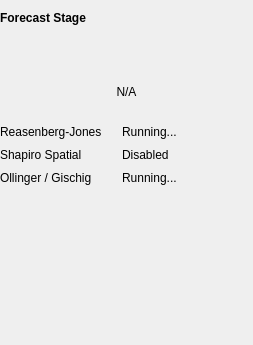
Old version of the form RAMSIS/ui/views/stagestatus.ui in the repository swiss-seismological-service/hermes.
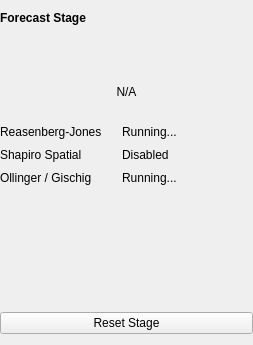
New version of the form. Icons and pictures are not drawn.

Commit message:
[BUG][ENH] Adding required references to store for gui hazard
In order for statuses to be updated properly, the sqlalchemy session
needed to be accessed from different places than were already
configured. Now the hazard statuses should update properly.

What changed in the file:
```diff
--- a/RAMSIS/ui/views/stagestatus.ui
+++ b/RAMSIS/ui/views/stagestatus.ui
@@ -207,6 +207,13 @@
      </property>
     </spacer>
    </item>
+   <item>
+    <widget class="QPushButton" name="stageReset">
+     <property name="text">
+      <string>Reset Stage</string>
+     </property>
+    </widget>
+   </item>
   </layout>
  </widget>
  <resources>
```
The commit also changes 4 other files.
